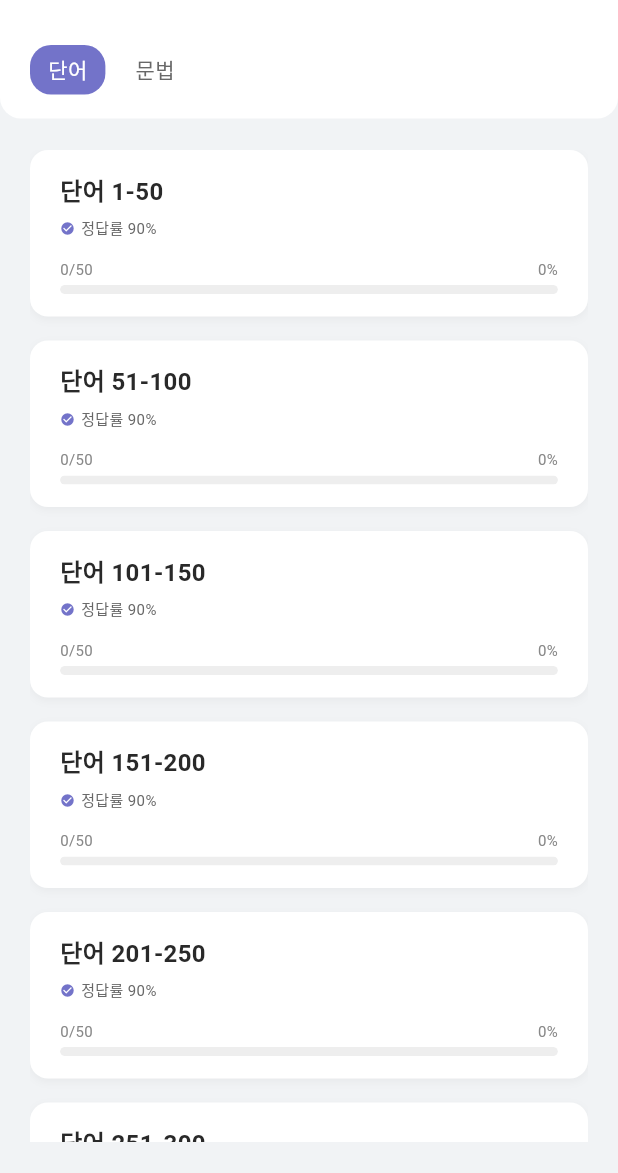
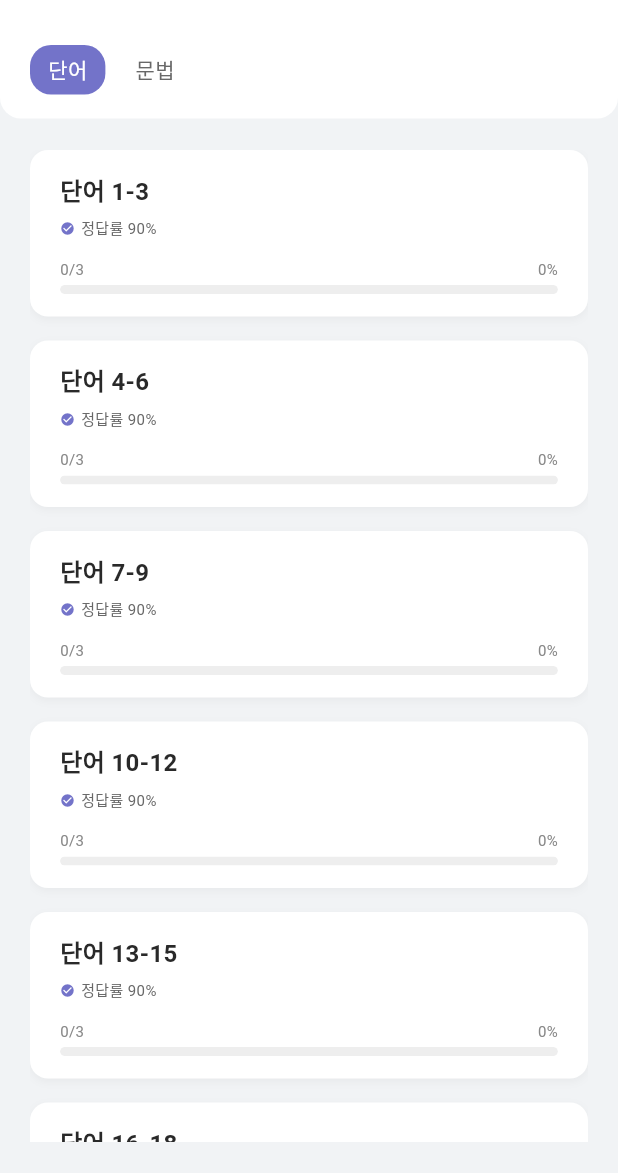
Before and after one commit to KIMSEUNGWO/JLPT, a Flutter app: the screen it shows after launch, after a tap on an icon or button, on a phone screen of 412 x 824 dp, the part 63-1236 px from its top. Run offline on Flutter 3.47's test engine with Material 3 defaults, Android fonts, the light colour scheme and no system bars; our stand-ins replace audioplayers, flutter_riverpod, flutter_svg, hive, hive_flutter, shared_preferences; accounts and stored records are empty; Roboto replaces fonts that are missing (Pretendard).

Commit message:
feat : Hive NoSQL 적용중

```diff
--- a/lib/domain/constant.dart
+++ b/lib/domain/constant.dart
@@ -1,5 +1,5 @@
 
 abstract class Constant {
 
-  static const int GROUP_SIZE = 50;
+  static const int GROUP_SIZE = 3;
 }
--- a/lib/domain/word.dart
+++ b/lib/domain/word.dart
@@ -35,7 +35,7 @@ class Word extends HiveObject {
   @override
   int get hashCode => id.hashCode;
 
-  Word({required this.id, required this.level, required this.act, required this.word, required this.hiragana, required this.korean});
+  Word({required this.id, required this.level, required this.act, required this.word, required this.hiragana, required this.korean, required this.isRead, required this.wrongCnt});
 
   Word.fromJson(Map<String, dynamic> json):
         id = json['id'],
--- a/lib/initdata/init.dart
+++ b/lib/initdata/init.dart
@@ -1,16 +1,14 @@
 
 import 'package:flutter/material.dart';
 import 'package:jlpt_app/component/local_storage.dart';
-import 'package:jlpt_app/domain/chinese_char.dart';
 import 'package:jlpt_app/initdata/init_chinese_char.dart';
+import 'package:jlpt_app/initdata/init_japan_word.dart';
 import 'package:jlpt_app/notifier/recently_view_notifier.dart';
 import 'package:jlpt_app/notifier/study_cycle_notifier.dart';
 import 'package:jlpt_app/notifier/timer_notifier.dart';
 import 'package:jlpt_app/notifier/today_notifier.dart';
-import 'package:jlpt_app/notifier/word_notifier.dart';
 import 'package:jlpt_app/widgets/page_main.dart';
 
-import 'package:hive_flutter/adapters.dart';
 import 'package:flutter_riverpod/flutter_riverpod.dart';
 
 class InitWidget extends ConsumerStatefulWidget {
@@ -25,7 +23,6 @@ class _InitWidgetState extends ConsumerState<InitWidget> {
   initNotifier() async {
 
     await LocalStorage.initInstance(); // 로컬 저장소 init
-    await ref.read(wordNotifier.notifier).init(); // 일본어 단어 init, 읽음 로드
 
     ref.read(timerNotifier.notifier).init(); // 타이머 init
     ref.read(todayNotifier.notifier).init(); // 오늘의 학습 init
@@ -35,6 +32,7 @@ class _InitWidgetState extends ConsumerState<InitWidget> {
   }
   initData() {
     InitChineseCharHelper().init(); // 한자 정보 로드
+    InitJapanWordHelper().init();
   }
 
   initHive() async {
--- /dev/null
+++ b/lib/initdata/init_japan_word.dart
@@ -0,0 +1,16 @@
+
+import 'package:jlpt_app/component/json_reader.dart';
+import 'package:jlpt_app/db/db_hive.dart';
+import 'package:jlpt_app/db/db_japanese_words_entity.dart';
+
+class InitJapanWordHelper {
+
+
+  init() async {
+    var loadJson = await JsonReader.loadJson('japanese_words');
+
+    var japanWordsEntity = JapanWordsEntity.fromJson(loadJson);
+
+    await DBHive.instance.loadJapanWords(japanWordsEntity);
+  }
+}
--- a/lib/main.dart
+++ b/lib/main.dart
@@ -4,6 +4,7 @@ import 'package:flutter/material.dart';
 import 'package:flutter_riverpod/flutter_riverpod.dart';
 import 'package:hive/hive.dart';
 import 'package:hive_flutter/adapters.dart';
+import 'package:jlpt_app/db/db_hive.dart';
 import 'package:jlpt_app/domain/act.dart';
 import 'package:jlpt_app/domain/chinese_char.dart';
 import 'package:jlpt_app/domain/level.dart';
@@ -29,6 +30,8 @@ void main() async{
   Hive.registerAdapter(ActAdapter());
   Hive.registerAdapter(JapanWordBoxAdapter());
 
+  // Box 열기
+  await Hive.openBox(DBHive.JAPAN_WORDS_BOX);
 
   runApp(const ProviderScope(child: MyApp()));
 }
--- a/lib/widgets/page_main.dart
+++ b/lib/widgets/page_main.dart
@@ -1,13 +1,17 @@
 
 
 import 'package:flutter/material.dart';
+import 'package:hive/hive.dart';
+import 'package:hive_flutter/hive_flutter.dart';
+import 'package:jlpt_app/db/db_hive.dart';
 import 'package:jlpt_app/domain/level.dart';
+import 'package:jlpt_app/domain/word.dart';
+import 'package:jlpt_app/domain/word_collection.dart';
 import 'package:jlpt_app/notifier/entity/today.dart';
 import 'package:jlpt_app/notifier/recently_view_notifier.dart';
 import 'package:jlpt_app/notifier/study_cycle_notifier.dart';
 import 'package:jlpt_app/notifier/timer_notifier.dart';
 import 'package:jlpt_app/notifier/today_notifier.dart';
-import 'package:jlpt_app/notifier/word_notifier.dart';
 import 'package:jlpt_app/widgets/component/custom_container.dart';
 import 'package:jlpt_app/widgets/component/custom_progressbar.dart';
 import 'package:jlpt_app/widgets/component/record_component.dart';
@@ -82,14 +86,23 @@ class _MainPageState extends ConsumerState<MainPage> {
 
                 const SizedBox(height: 28,),
 
-                ..._levels.expand((level) => [
+                ValueListenableBuilder(
+                  valueListenable: Hive.box(DBHive.JAPAN_WORDS_BOX).listenable(),
+                  builder: (context, value, child) {
+                    JapanWordBox? boxData = value.get('words');
+                    Map<Level, List<Word>> dbState = boxData?.words ?? {};
+                    return Column(
+                      children: _levels.expand((level) => [
                         Consumer(
                           builder: (context, ref, child) {
                             var recentlyView = ref.watch(recentlyViewNotifier).level == level;
                             return GestureDetector(
                               onTap: () {
                                 Navigator.push(context, MaterialPageRoute(builder: (context) {
-                            return StudyListPage(level: level);
+                                  return StudyListPage(
+                                    level: level,
+                                    words: dbState[level] ?? [],
+                                  );
                                 },));
                               },
                               child: CustomContainer(
@@ -121,7 +134,7 @@ class _MainPageState extends ConsumerState<MainPage> {
                                                   style: TextStyle(
                                                     color: Theme.of(context).colorScheme.onPrimary,
                                                     fontWeight: FontWeight.w600,
-                                                fontSize: Theme.of(context).textTheme.displaySmall!.fontSize
+                                                    fontSize: Theme.of(context).textTheme.displaySmall!.fontSize,
                                                   ),
                                                 ),
                                                 const SizedBox(width: 6,),
@@ -161,15 +174,10 @@ class _MainPageState extends ConsumerState<MainPage> {
                                           ],
                                         ),
                                         const SizedBox(height: 16,),
-                                  Consumer(
-                                    builder: (context, ref, child) {
-                                      var watch = ref.watch(wordNotifier);
-                                      var completeCnt = watch[level]?.where((word) => word.isRead).length ?? 0;
-                                      return CustomProgressBar(
-                                        current: completeCnt,
-                                        total: watch[level] == null || watch[level]!.isEmpty ? 100 : watch[level]!.length // TODO 일단 100으로 해놓긴함
-                                      );
-                                    },
+
+                                        CustomProgressBar(
+                                          current: dbState[level]?.where((e) => e.isRead).length ?? 0,
+                                          total: dbState[level] == null || dbState[level]!.isEmpty ? 100 : dbState[level]!.length, // TODO 일단 100으로 해놓긴함
                                         ),
                                       ],
                                     );
@@ -180,7 +188,10 @@ class _MainPageState extends ConsumerState<MainPage> {
                           },
                         ),
                         if (level != _levels.last) const SizedBox(height: 16,),
-                ]),
+                      ]).toList(),
+                    );
+                  },
+                ),
 
               ],
             ),
--- a/lib/widgets/study/page_study_list.dart
+++ b/lib/widgets/study/page_study_list.dart
@@ -1,6 +1,8 @@
 import 'dart:math';
 
 import 'package:flutter/material.dart';
+import 'package:hive_flutter/adapters.dart';
+import 'package:jlpt_app/db/db_hive.dart';
 import 'package:jlpt_app/domain/constant.dart';
 import 'package:jlpt_app/domain/level.dart';
 import 'package:jlpt_app/domain/type.dart';
@@ -8,7 +10,6 @@ import 'package:jlpt_app/domain/word.dart';
 import 'package:jlpt_app/notifier/recently_view_notifier.dart';
 import 'package:jlpt_app/notifier/study_cycle_notifier.dart';
 import 'package:jlpt_app/notifier/timer_notifier.dart';
-import 'package:jlpt_app/notifier/word_notifier.dart';
 import 'package:jlpt_app/widgets/modal/congratulationsModal.dart';
 import 'package:jlpt_app/widgets/component/custom_container.dart';
 import 'package:jlpt_app/widgets/component/custom_progressbar.dart';
@@ -19,8 +20,10 @@ import 'package:jlpt_app/widgets/study/card/page_study.dart';
 class StudyListPage extends ConsumerStatefulWidget {
 
   final Level level;
+  final List<Word> words;
 
-  const StudyListPage({super.key, required this.level});
+
+  const StudyListPage({super.key, required this.level, required this.words});
 
   @override
   createState() => _StudyListPageState();
@@ -29,27 +32,26 @@ class StudyListPage extends ConsumerStatefulWidget {
 class _StudyListPageState extends ConsumerState<StudyListPage> {
 
   late final PageController _pageController;
-  late final List<Word> words;
 
   int _currentPage = 0;
 
   getSeconds(int seconds) {
     ref.read(timerNotifier.notifier).setTimer(ref, widget.level, seconds);
 
-    var allRead = words.every((element) => element.isRead,);
+    var allRead = widget.words.every((element) => element.isRead,);
     if (allRead) {
       showDialog(context: context,
         builder: (context) => CongratulationsModal(
           level: widget.level,
-          wordsLearned: words.length,
+          wordsLearned: widget.words.length,
           studyTime: ref.read(timerNotifier.notifier).getLevelTime(widget.level),
           onNextLevelTap: () {
             Navigator.of(context).pop();
-            ref.read(wordNotifier.notifier).initial(ref, widget.level);
+            DBHive.instance.initialWords(ref, widget.level);
           },
           onViewTestTap: () {
             Navigator.of(context).pop();
-            ref.read(wordNotifier.notifier).initial(ref, widget.level);
+            DBHive.instance.initialWords(ref, widget.level);
           },
         ),
       );
@@ -65,12 +67,8 @@ class _StudyListPageState extends ConsumerState<StudyListPage> {
     _pageController.jumpToPage(_currentPage);
   }
 
-  initWords() {
-    words = ref.read(wordNotifier)[widget.level] ?? [];
-  }
   @override
   void initState() {
-    initWords();
     _pageController = PageController(initialPage: _currentPage);
     super.initState();
   }
@@ -81,6 +79,11 @@ class _StudyListPageState extends ConsumerState<StudyListPage> {
     super.dispose();
   }
 
+  int getPercent() {
+    final double progress = widget.words.where((element) => element.isRead,).length / widget.words.length;
+    return (progress * 100).toInt();
+  }
+
   @override
   Widget build(BuildContext context) {
     return Scaffold(
@@ -89,26 +92,19 @@ class _StudyListPageState extends ConsumerState<StudyListPage> {
         centerTitle: false,
         backgroundColor: Colors.white,
         actions: [
-          Consumer(
-            builder: (context, ref, child) {
-              var watch = ref.watch(wordNotifier)[widget.level] ?? [];
-              final double progress = watch.where((element) => element.isRead,).length / watch.length;
-              final percentage = (progress * 100).toInt();
-              return Container(
+          Container(
             padding: const EdgeInsets.symmetric(horizontal: 8, vertical: 4),
             decoration: BoxDecoration(
               color: const Color(0xFFF1F3F5),
               borderRadius: BorderRadius.circular(12),
             ),
-                child: Text('전체진도 $percentage%',
+            child: Text('전체진도 ${getPercent()}%',
               style: TextStyle(
                   color: Theme.of(context).colorScheme.primary,
                   fontWeight: FontWeight.w500,
                   fontSize: Theme.of(context).textTheme.bodyMedium!.fontSize
               ),
             ),
-              );
-            },
           ),
           const SizedBox(width: 8,),
           Consumer(
@@ -197,17 +193,16 @@ class _StudyListPageState extends ConsumerState<StudyListPage> {
           children: [
             ListView.separated(
               separatorBuilder: (context, index) => const SizedBox(height: 16,),
-              itemCount: (words.length / Constant.GROUP_SIZE).ceil(),
+              itemCount: (widget.words.length / Constant.GROUP_SIZE).ceil(),
               itemBuilder: (context, index) {
 
                 int start = index * Constant.GROUP_SIZE;
-                int end = min((index + 1) * Constant.GROUP_SIZE, words.length);
+                int end = min((index + 1) * Constant.GROUP_SIZE, widget.words.length);
 
-                List<Word> innerWords = words.sublist(start, end).toList();
+                List<Word> innerWords = widget.words.sublist(start, end).toList();
 
                 return Consumer(
                   builder: (context, ref, child) {
-                    ref.watch(wordNotifier);
 
                     var recentlyViewData = ref.watch(recentlyViewNotifier);
                     bool isType =
@@ -282,9 +277,14 @@ class _StudyListPageState extends ConsumerState<StudyListPage> {
                               ],
                             ),
                             const SizedBox(height: 12,),
-                            CustomProgressBar(
+                            ValueListenableBuilder(
+                              valueListenable: Hive.box(DBHive.JAPAN_WORDS_BOX).listenable(),
+                              builder: (context, value, child) {
+                                return CustomProgressBar(
                                   current: innerWords.where((word) => word.isRead).length,
                                   total: innerWords.length,
+                                );
+                              },
                             )
                           ],
                         ),
```
Also changed, not shown: lib/db/db_hive.dart (+67 -1 lines), lib/notifier/word_notifier.dart (deleted, +0 -59 lines), lib/widgets/study/card/page_study.dart (+19 -3 lines), lib/domain/word.g.dart. Lines whose indentation alone changed are shown as unchanged.
